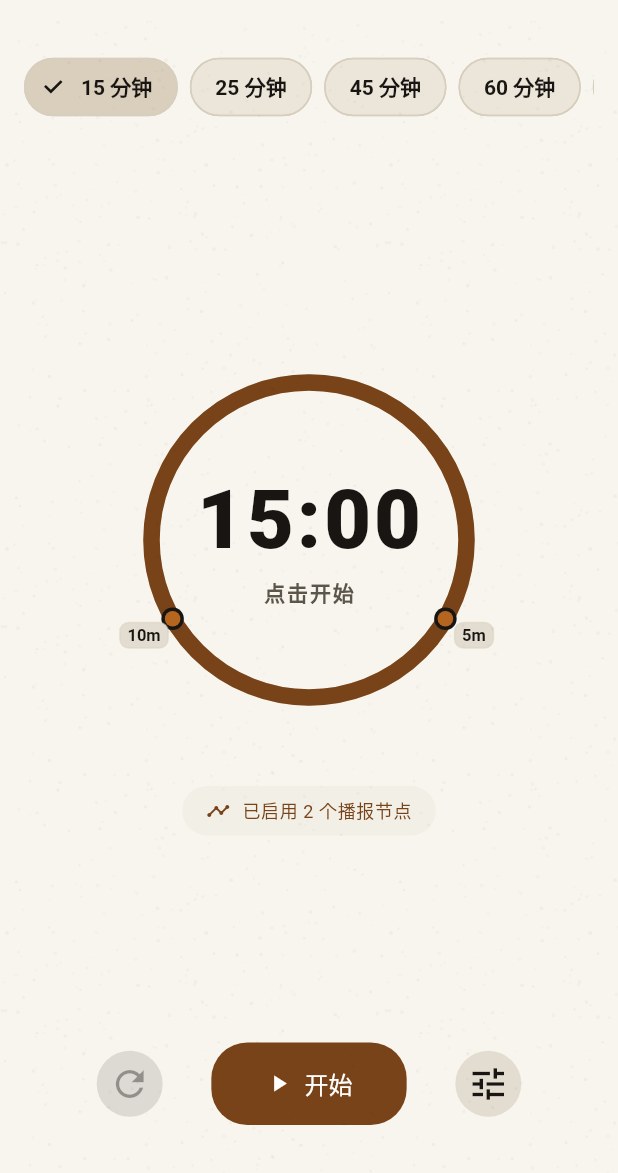
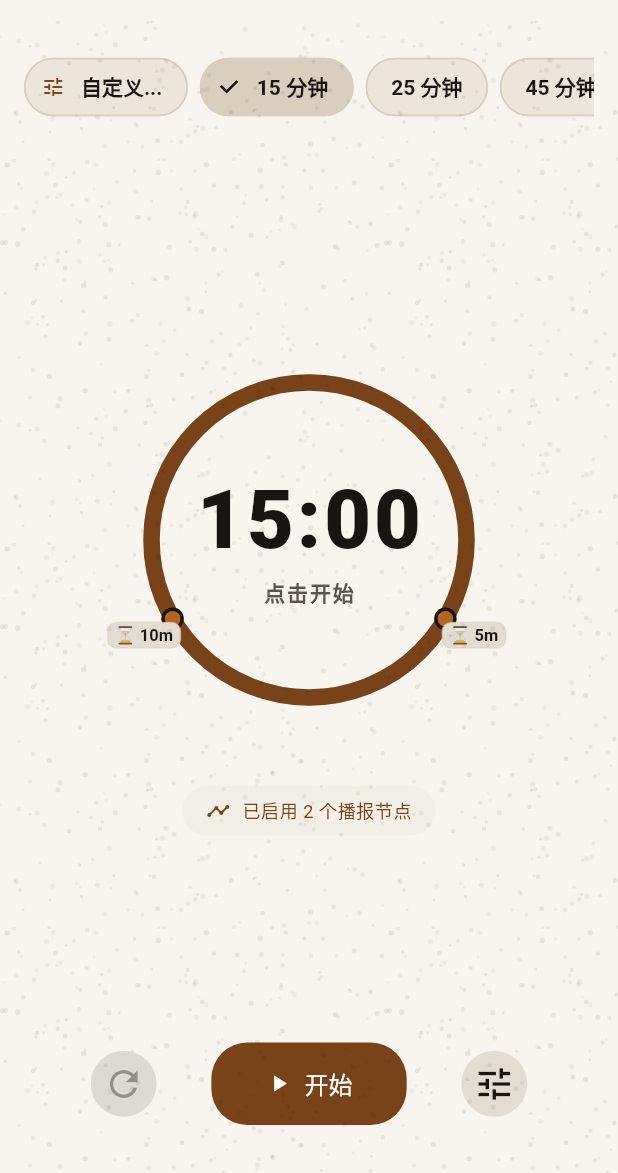
Before and after one commit to SnoozeLee/snooze-dd, a Flutter app: the screen it shows after launch, after a tap on an icon or button, on a phone screen of 412 x 824 dp, the part 63-1236 px from its top. Run offline on Flutter 3.47's test engine with Material 3 defaults, Android fonts, the phone set to English and light mode, and no system bars; our stand-ins replace audioplayers, flutter_tts, shared_preferences.

Commit message:
feat(ui): optimize responsive layout, deepen micro-texture, and add dial direction markers
- Move 'Custom...' duration button to permanent first position on the left
- Constrain bottom action bar to maxWidth 380px centered for wide screen ergonomics
- Deepen micro-texture particle radius and opacity (8%-14%) in TextureBackground
- Add directional indicators (▶ for elapsed, ⏳ for remaining) on dial node badges
- Specs: specs/features/07_responsive_layout_and_dial_direction_markers.spec.md
- Plan: specs/plans/07_responsive_layout_and_dial_direction_markers.plan.md

```diff
--- a/lib/ui/screens/timer_screen.dart
+++ b/lib/ui/screens/timer_screen.dart
@@ -330,13 +330,37 @@ class _TimerScreenState extends State<TimerScreen> with WidgetsBindingObserver {
         child: Column(
           children: [
             const SizedBox(height: 20),
-            // 时长快速选择预设与自定义滚轮入口
+            // 时长快速选择预设与常驻首位的自定义入口
             Padding(
               padding: const EdgeInsets.symmetric(horizontal: 16),
               child: SingleChildScrollView(
                 scrollDirection: Axis.horizontal,
                 child: Row(
                   children: [
+                    // 1. 常驻最左侧首位的自定义入口 (确保窄屏一目了然且触手可及)
+                    Padding(
+                      padding: const EdgeInsets.only(right: 8),
+                      child: ActionChip(
+                        avatar: const Icon(Icons.tune, size: 16),
+                        label: const Text('自定义...'),
+                        onPressed: _status == TimerStatus.running
+                            ? null
+                            : _openDurationPicker,
+                      ),
+                    ),
+                    // 2. 当前若是自定义非标准分钟，紧随其后高亮显示
+                    if (isCustomDuration)
+                      Padding(
+                        padding: const EdgeInsets.only(right: 8),
+                        child: FilterChip(
+                          selected: true,
+                          label: Text('$currentMinutes 分钟'),
+                          onSelected: _status == TimerStatus.running
+                              ? null
+                              : (_) => _openDurationPicker(),
+                        ),
+                      ),
+                    // 3. 标准预设时长快捷药丸
                     ...standardPresets.map((mins) {
                       final isSelected = currentMinutes == mins;
                       return Padding(
@@ -350,24 +374,6 @@ class _TimerScreenState extends State<TimerScreen> with WidgetsBindingObserver {
                         ),
                       );
                     }),
-                    if (isCustomDuration)
-                      Padding(
-                        padding: const EdgeInsets.only(right: 8),
-                        child: FilterChip(
-                          selected: true,
-                          label: Text('$currentMinutes 分钟'),
-                          onSelected: _status == TimerStatus.running
-                              ? null
-                              : (_) => _openDurationPicker(),
-                        ),
-                      ),
-                    ActionChip(
-                      avatar: const Icon(Icons.tune, size: 16),
-                      label: const Text('自定义...'),
-                      onPressed: _status == TimerStatus.running
-                          ? null
-                          : _openDurationPicker,
-                    ),
                   ],
                 ),
               ),
@@ -417,9 +423,12 @@ class _TimerScreenState extends State<TimerScreen> with WidgetsBindingObserver {
             const Spacer(),
             // 底部操作控制面板
             Padding(
-              padding: const EdgeInsets.only(bottom: 32, left: 32, right: 32),
-              child: Row(
-                mainAxisAlignment: MainAxisAlignment.spaceEvenly,
+              padding: const EdgeInsets.only(bottom: 32, left: 24, right: 24),
+              child: Center(
+                child: ConstrainedBox(
+                  constraints: const BoxConstraints(maxWidth: 380),
+                  child: Row(
+                    mainAxisAlignment: MainAxisAlignment.spaceEvenly,
                 children: [
                   // 重置按钮
                   IconButton.filledTonal(
@@ -476,6 +485,8 @@ class _TimerScreenState extends State<TimerScreen> with WidgetsBindingObserver {
                 ],
               ),
             ),
+          ),
+        ),
           ],
         ),
       ),
--- a/lib/ui/widgets/texture_background.dart
+++ b/lib/ui/widgets/texture_background.dart
@@ -54,13 +54,13 @@ class _TexturePainter extends CustomPainter {
   static List<_GrainPoint> _generateGrainPoints() {
     final list = <_GrainPoint>[];
     final random = Random(42); // 固定种子以保证渲染一致性
-    // 生成覆盖 256x256 单元格的确定性微颗粒
-    for (int i = 0; i < 320; i++) {
+    // 生成覆盖 256x256 单元格的确定性微颗粒 (增强可见度与自然手感)
+    for (int i = 0; i < 340; i++) {
       list.add(_GrainPoint(
         dx: random.nextDouble() * 256.0,
         dy: random.nextDouble() * 256.0,
-        radius: 0.5 + random.nextDouble() * 0.8,
-        alphaFactor: 0.4 + random.nextDouble() * 0.6,
+        radius: 0.9 + random.nextDouble() * 0.9,
+        alphaFactor: 0.5 + random.nextDouble() * 0.5,
       ));
     }
     return list;
@@ -75,22 +75,22 @@ class _TexturePainter extends CustomPainter {
     final paint = Paint()..style = PaintingStyle.fill;
 
     if (style == TextureStyle.dots) {
-      // 精密几何打孔点阵 (Braun / Teenage Engineering 风格)
+      // 精密几何打孔点阵 (加粗加深至清晰笃定)
       const spacing = 16.0;
-      final dotAlpha = isDark ? 0.08 : 0.06;
+      final dotAlpha = isDark ? 0.13 : 0.10;
       paint.color = particleColor.withValues(alpha: dotAlpha);
 
       for (double x = spacing / 2; x < size.width; x += spacing) {
         for (double y = spacing / 2; y < size.height; y += spacing) {
-          canvas.drawCircle(Offset(x, y), 0.75, paint);
+          canvas.drawCircle(Offset(x, y), 1.05, paint);
         }
       }
       return;
     }
 
     if (style == TextureStyle.grain) {
-      // 和纸 / 哑光砂石微粒
-      final baseAlpha = isDark ? 0.045 : 0.035;
+      // 和纸 / 哑光砂石微粒 (适度加深至 8%~12%，维持零渐变高级感)
+      final baseAlpha = isDark ? 0.11 : 0.085;
       const tileSize = 256.0;
 
       for (double tileX = 0; tileX < size.width; tileX += tileSize) {
@@ -100,7 +100,7 @@ class _TexturePainter extends CustomPainter {
             final y = tileY + pt.dy;
             if (x < size.width && y < size.height) {
               paint.color = particleColor.withValues(
-                alpha: (baseAlpha * pt.alphaFactor).clamp(0.01, 0.08),
+                alpha: (baseAlpha * pt.alphaFactor).clamp(0.04, 0.14),
               );
               canvas.drawCircle(Offset(x, y), pt.radius, paint);
             }
--- a/lib/ui/widgets/timer_dial.dart
+++ b/lib/ui/widgets/timer_dial.dart
@@ -47,9 +47,12 @@ class DialMarkerHelper {
 
       final mins = cp.offsetSeconds ~/ 60;
       final secs = cp.offsetSeconds % 60;
-      final label = secs == 0
+      final timeStr = secs == 0
           ? '${mins}m'
           : '$mins:${secs.toString().padLeft(2, '0')}';
+      // 区分正向进行 (▶) 与倒计剩余 (⏳)
+      final prefix = cp.triggerType == CheckpointTriggerType.elapsed ? '▶ ' : '⏳ ';
+      final label = '$prefix$timeStr';
 
       rawList.add(DialMarkerInfo(
         checkpoint: cp,
```
Also changed, not shown: 3 other files.
